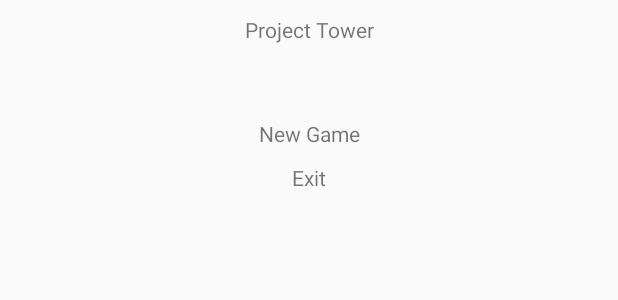
After one commit to ngorham/ProjectTower, an Android app: the layout fragment_main.xml on its own in the app's theme, with its tools: preview values and no code run, on a phone screen of 412 x 824 dp. The commit adds this screen. Shown: the top 300 px of the screen. Run offline under Robolectric (Android 15) with nearby library versions, the phone set to English and light mode, and no system bars.

Commit message:
ProjectTower Update 6 6/20/2018
MainActivity duplicated into MainFragment
MainFragment added to GameActivity
GameActivity is now default launcher

```diff
--- a/app/src/main/AndroidManifest.xml
+++ b/app/src/main/AndroidManifest.xml
@@ -9,15 +9,15 @@
         android:roundIcon="@mipmap/ic_launcher_round"
         android:supportsRtl="true"
         android:theme="@style/MaterialTabTheme">
-        <activity android:name=".MainActivity">
+        <activity android:name=".MainActivity"/>
+        <activity android:name=".LoadActivity" />
+        <activity android:name=".GameActivity">
             <intent-filter>
                 <action android:name="android.intent.action.MAIN" />
 
                 <category android:name="android.intent.category.LAUNCHER" />
             </intent-filter>
         </activity>
-        <activity android:name=".LoadActivity" />
-        <activity android:name=".GameActivity" />
     </application>
 
 </manifest>
--- /dev/null
+++ b/app/src/main/res/layout/fragment_main.xml
@@ -0,0 +1,44 @@
+<?xml version="1.0" encoding="utf-8"?>
+<android.support.constraint.ConstraintLayout
+    xmlns:android="http://schemas.android.com/apk/res/android"
+    xmlns:app="http://schemas.android.com/apk/res-auto"
+    xmlns:tools="http://schemas.android.com/tools"
+    android:layout_width="match_parent"
+    android:layout_height="match_parent"
+    android:padding="10dp"
+    tools:context=".MainActivity">
+    <TextView
+        android:id="@+id/text_app_name"
+        android:layout_width="match_parent"
+        android:layout_height="wrap_content"
+        android:layout_marginBottom="50dp"
+        android:gravity="center"
+        android:text="@string/app_name"
+        app:layout_constraintLeft_toLeftOf="parent"
+        app:layout_constraintRight_toRightOf="parent"
+        app:layout_constraintTop_toTopOf="parent"
+        app:layout_constraintBottom_toTopOf="@id/text_new_game" />
+    <TextView
+        android:id="@+id/text_new_game"
+        android:layout_width="match_parent"
+        android:layout_height="wrap_content"
+        android:layout_marginBottom="10dp"
+        android:gravity="center"
+        android:onClick="newGame"
+        android:text="@string/new_game"
+        app:layout_constraintBottom_toTopOf="@id/text_exit"
+        app:layout_constraintLeft_toLeftOf="parent"
+        app:layout_constraintRight_toRightOf="parent"
+        app:layout_constraintTop_toBottomOf="@+id/text_app_name" />
+    <TextView
+        android:id="@+id/text_exit"
+        android:layout_width="match_parent"
+        android:layout_height="wrap_content"
+        android:layout_marginTop="10dp"
+        android:gravity="center"
+        android:onClick="exit"
+        android:text="@string/exit"
+        app:layout_constraintLeft_toLeftOf="parent"
+        app:layout_constraintRight_toRightOf="parent"
+        app:layout_constraintTop_toBottomOf="@id/text_new_game" />
+</android.support.constraint.ConstraintLayout>
```
Also changed, not shown: app/src/main/java/net/ngorham/projecttower/GameActivity.java (+29 -26 lines), app/src/main/java/net/ngorham/projecttower/GameFragment.java (+15 -2 lines), app/src/main/java/net/ngorham/projecttower/MainFragment.java (added, +88 -0 lines).
